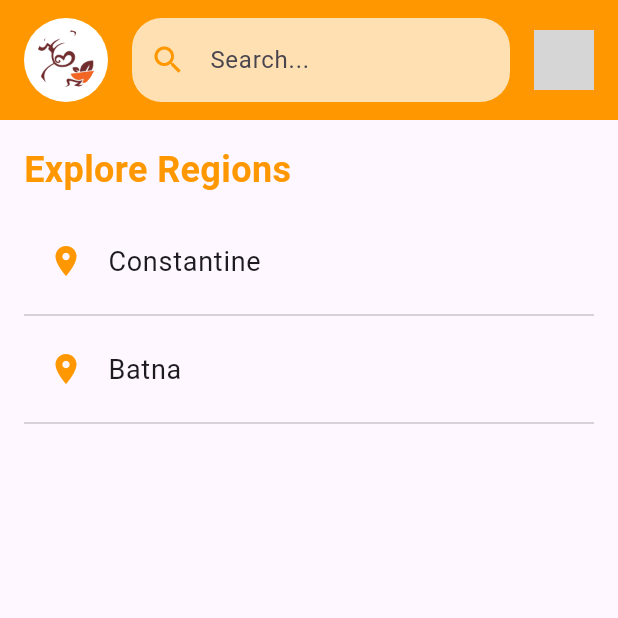
After one commit to hadilbenzaid/Dam_Project, a Flutter app: the screen it shows after launch, after a tap on "login", on a phone screen of 412 x 824 dp, the top half of it. The commit adds this screen. Run offline on Flutter 3.47's test engine with Material 3 defaults, Android fonts, the phone set to English and light mode, and no system bars; our stand-ins replace cloud_firestore, firebase_core; accounts and stored records are empty; grey boxes are pictures that could not be loaded.

Commit message:
Updated the entire project

```diff
--- /dev/null
+++ b/lib/Region/Batna.dart
@@ -0,0 +1,21 @@
+import 'package:flutter/material.dart';
+
+class Batna extends StatelessWidget {
+  const Batna({super.key});
+
+  @override
+  Widget build(BuildContext context) {
+    return Scaffold(
+      appBar: AppBar(
+        title: const Text('Batna'),
+        backgroundColor: Colors.orange,
+      ),
+      body: const Center(
+        child: Text(
+          'Welcome to Batna!',
+          style: TextStyle(fontSize: 24, color: Colors.orange),
+        ),
+      ),
+    );
+  }
+}
--- /dev/null
+++ b/lib/Region/Constantine.dart
@@ -0,0 +1,21 @@
+import 'package:flutter/material.dart';
+
+class Constantine extends StatelessWidget {
+  const Constantine({super.key});
+
+  @override
+  Widget build(BuildContext context) {
+    return Scaffold(
+      appBar: AppBar(
+        title: const Text('Constantine'),
+        backgroundColor: Colors.orange,
+      ),
+      body: const Center(
+        child: Text(
+          'Welcome to Constantine!',
+          style: TextStyle(fontSize: 24, color: Colors.orange),
+        ),
+      ),
+    );
+  }
+}
--- /dev/null
+++ b/lib/auth/HomePage.dart
@@ -0,0 +1,117 @@
+import 'package:flutter/material.dart';
+import 'package:cloud_firestore/cloud_firestore.dart';
+
+class HomePage extends StatefulWidget {
+  const HomePage({super.key});
+
+  @override
+  State<HomePage> createState() => _HomePageState();
+}
+
+class _HomePageState extends State<HomePage> {
+  String? profileImageUrl;
+
+  @override
+  void initState() {
+    super.initState();
+    fetchProfilePicture();
+  }
+
+  Future<void> fetchProfilePicture() async {
+    try {
+      final doc = await FirebaseFirestore.instance.collection('users').doc('userId').get();
+      setState(() {
+        profileImageUrl = doc.data()?['profileImageUrl'] ?? '';
+      });
+    } catch (e) {
+      print("Error fetching profile picture: $e");
+    }
+  }
+
+  @override
+  Widget build(BuildContext context) {
+    return Scaffold(
+      appBar: AppBar(
+        toolbarHeight: 80,
+        backgroundColor: Colors.orange,
+        elevation: 0,
+        title: Row(
+          children: [
+            // Logo
+            Container(
+              padding: const EdgeInsets.all(8.0),
+              decoration: BoxDecoration(
+                color: Colors.white,
+                shape: BoxShape.circle,
+              ),
+              child: ClipOval(
+                child: Image.asset(
+                  'assets/images/logo.png', // Replace with your logo path
+                  height: 40,
+                  width: 40,
+                  fit: BoxFit.cover,
+                ),
+              ),
+            ),
+            const SizedBox(width: 16),
+            // Search Bar
+            Expanded(
+              child: TextField(
+                decoration: InputDecoration(
+                  hintText: 'Search...',
+                  prefixIcon: const Icon(Icons.search, color: Colors.orange),
+                  border: OutlineInputBorder(
+                    borderRadius: BorderRadius.circular(20),
+                    borderSide: BorderSide.none,
+                  ),
+                  filled: true,
+                  fillColor: Colors.orange[100],
+                ),
+              ),
+            ),
+            const SizedBox(width: 16),
+            // Profile Picture
+            GestureDetector(
+              onTap: () {
+                Navigator.pushNamed(context, 'profile');
+              },
+              child: CircleAvatar(
+                radius: 20,
+                backgroundImage: profileImageUrl != null && profileImageUrl!.isNotEmpty
+                    ? NetworkImage(profileImageUrl!)
+                    : const AssetImage('assets/images/default_avatar.png') as ImageProvider,
+                backgroundColor: Colors.white,
+              ),
+            ),
+          ],
+        ),
+      ),
+      body: ListView(
+        padding: const EdgeInsets.all(16.0),
+        children: [
+          const Text(
+            'Explore Regions',
+            style: TextStyle(fontSize: 24, fontWeight: FontWeight.bold, color: Colors.orange),
+          ),
+          const SizedBox(height: 16),
+          ListTile(
+            leading: const Icon(Icons.place, color: Colors.orange),
+            title: const Text('Constantine', style: TextStyle(fontSize: 18)),
+            onTap: () {
+              Navigator.pushNamed(context, '/constantine'); // Correct route name
+            },
+          ),
+          const Divider(),
+          ListTile(
+            leading: const Icon(Icons.place, color: Colors.orange),
+            title: const Text('Batna', style: TextStyle(fontSize: 18)),
+            onTap: () {
+              Navigator.pushNamed(context, '/batna'); // Correct route name
+            },
+          ),
+          const Divider(),
+        ],
+      ),
+    );
+  }
+}
--- a/lib/auth/login.dart
+++ b/lib/auth/login.dart
@@ -19,7 +19,8 @@ class _LoginState extends State<Login> {
     return Scaffold(
       body: Container(
         padding: const EdgeInsets.all(20),
-        child: ListView(children: [
+        child: ListView(
+          children: [
             Column(
               crossAxisAlignment: CrossAxisAlignment.start,
               children: [
@@ -38,7 +39,9 @@ class _LoginState extends State<Login> {
                 ),
                 Container(height: 10),
                 CustomTextForm(
-                  hinttext: "ُEnter Your Email", mycontroller: email),
+                  hinttext: "Enter Your Email",
+                  mycontroller: email,
+                ),
                 Container(height: 10),
                 const Text(
                   "Password",
@@ -46,12 +49,14 @@ class _LoginState extends State<Login> {
                 ),
                 Container(height: 10),
                 CustomTextForm(
-                  hinttext: "ُEnter Your Password", mycontroller: email),
+                  hinttext: "Enter Your Password",
+                  mycontroller: password,
+                ),
                 Container(
                   margin: const EdgeInsets.only(top: 10, bottom: 20),
                   alignment: Alignment.topRight,
                   child: const Text(
-                  "Forgot Password ?",
+                    "Forgot Password?",
                     style: TextStyle(
                       fontSize: 14,
                     ),
@@ -59,7 +64,14 @@ class _LoginState extends State<Login> {
                 ),
               ],
             ),
-          CustomButtonAuth(title: "login", onPressed: () {}),
+            // Updated button to navigate to HomePage
+            CustomButtonAuth(
+              title: "login",
+              onPressed: () {
+                // Assuming login logic is successful
+                Navigator.pushReplacementNamed(context, 'home');
+              },
+            ),
             Container(height: 20),
 
             MaterialButton(
@@ -78,7 +90,8 @@ class _LoginState extends State<Login> {
                     width: 20,
                   )
                 ],
-              )),
+              ),
+            ),
             MaterialButton(
               height: 40,
               shape: RoundedRectangleBorder(
@@ -95,26 +108,32 @@ class _LoginState extends State<Login> {
                     width: 20,
                   )
                 ],
-              )),
+              ),
+            ),
             Container(height: 20),
-          // Text("Don't Have An Account ? Resister" , textAlign: TextAlign.center,)
             InkWell(
               onTap: () {
-              Navigator.of(context).pushNamed("signup") ;
+                Navigator.of(context).pushNamed("signup");
               },
               child: const Center(
-              child: Text.rich(TextSpan(children: [
+                child: Text.rich(
                   TextSpan(
-                  text: "Don't Have An Account ? ",
+                    children: [
+                      TextSpan(
+                        text: "Don't Have An Account? ",
                       ),
                       TextSpan(
                           text: "Register",
                           style: TextStyle(
-                        color: Colors.orange, fontWeight: FontWeight.bold)),
-              ])),
+                              color: Colors.orange,
+                              fontWeight: FontWeight.bold)),
+                    ],
                   ),
-          )
-        ]),
+                ),
+              ),
+            ),
+          ],
+        ),
       ),
     );
   }
--- a/lib/auth/signup.dart
+++ b/lib/auth/signup.dart
@@ -55,7 +55,7 @@ class _SignUpState extends State<SignUp> {
               ),
               Container(height: 10),
               CustomTextForm(
-                  hinttext: "ُEnter Your Password", mycontroller: email),
+                  hinttext: "ُEnter Your Password", mycontroller: password),
               Container(height: 20),
               const Text(
                 "Confirme your Password",
--- a/lib/main.dart
+++ b/lib/main.dart
@@ -2,32 +2,31 @@ import 'package:flutter/material.dart';
 import 'package:firebase_core/firebase_core.dart';
 import 'package:restaurant/auth/login.dart';
 import 'package:restaurant/auth/signup.dart';
+import 'package:restaurant/auth/HomePage.dart';
+import 'package:restaurant/region/Constantine.dart'; // Import Constantine
+import 'package:restaurant/region/Batna.dart'; // Import Batna
 
 void main() async {
   WidgetsFlutterBinding.ensureInitialized();
   await Firebase.initializeApp();
-  runApp(MyApp());
+  runApp(const MyApp());
 }
 
-class MyApp extends StatefulWidget {
+class MyApp extends StatelessWidget {
   const MyApp({super.key});
 
-  @override
-  State<MyApp> createState() => _MyAppState();
-}
-
-class _MyAppState extends State<MyApp>{
   @override
   Widget build(BuildContext context) {
     return MaterialApp(
       debugShowCheckedModeBanner: false,
-     home: Login(),
+      home: const Login(),
       routes: {
-       "signup" : (context) => SignUp() ,
-       "login" : (context) => Login()
+        "signup": (context) => const SignUp(),
+        "login": (context) => const Login(),
+        "home": (context) => const HomePage(),
+        "/constantine": (context) => const Constantine(), // Lowercase route
+        "/batna": (context) => const Batna(), // Lowercase route
       },
     );
   }
-
-
 }
```
Also changed, not shown: assets/images/batna.jpg (added), assets/images/constantine.jpg (added). Lines whose indentation alone changed are shown as unchanged.
